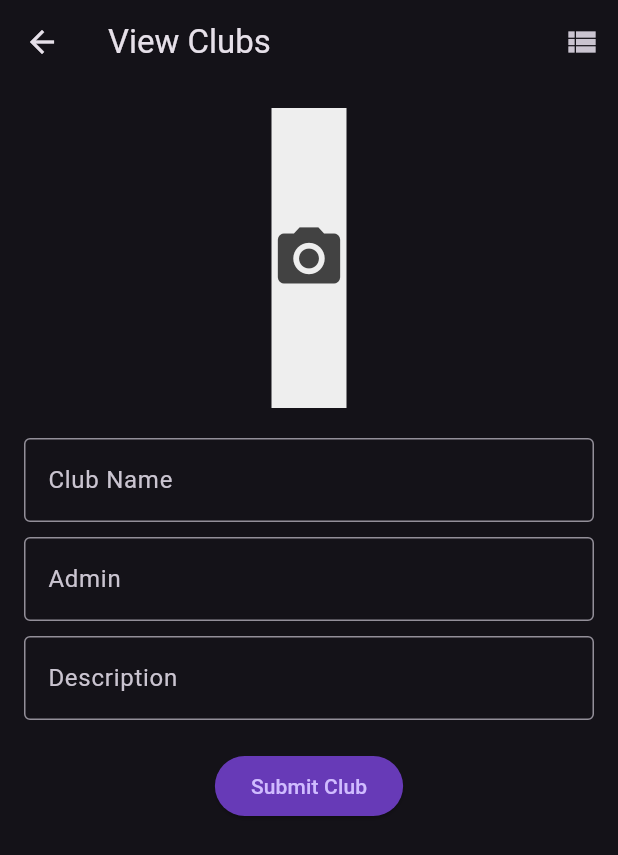
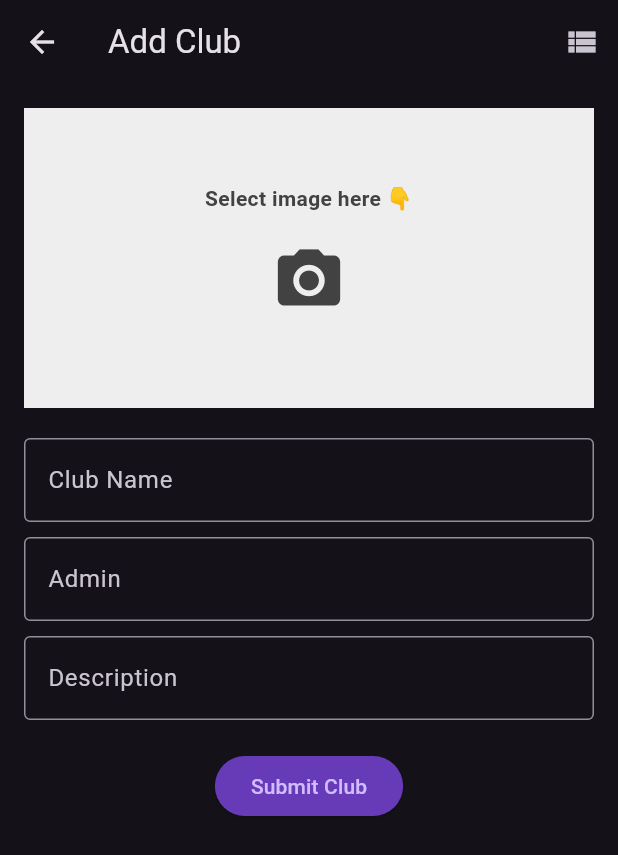
Before and after one commit to hassanmouusahassan/aou_club, a Flutter app: the AdminPage screen opened directly, after a tap on the "add" icon, on a phone screen of 412 x 824 dp. Shown: the top 855 px of the screen. Run offline on Flutter 3.47's test engine with Material 3 defaults, Android fonts, the phone set to English and light mode, and no system bars; our stand-ins replace firebase_auth, firebase_core, firebase_database, image_picker, shared_preferences; accounts and stored records are empty.

Commit message:
home admin page edited

```diff
--- a/lib/screens/home_admin.dart
+++ b/lib/screens/home_admin.dart
@@ -111,7 +111,7 @@ class _AdminPageState extends State<AdminPage> {
   Widget build(BuildContext context) {
     return Scaffold(
       appBar: AppBar(
-        title: Text(_isAddView ? 'Add Club' : 'View Clubs'),
+        title: Text(_isAddView ?'View Clubs' :  'Add Club' ),
         actions: [
           IconButton(
             icon: Icon(_isAddView ? Icons.add :  Icons.view_list),
@@ -139,8 +139,18 @@ class _AdminPageState extends State<AdminPage> {
                   ? Image.file(_selectedImage!, fit: BoxFit.fill, height: 200)
                   : Container(
                 height: 200,
+                width: double.infinity,
                 decoration: BoxDecoration(color: Colors.grey[200]),
-                child: Icon(Icons.camera_alt, color: Colors.grey[800], size: 50),
+                child: Padding(
+                  padding: const EdgeInsets.all(50.0),
+                  child: Column(
+                    children: [
+                      Text("Select image here 👇",style: TextStyle(fontWeight: FontWeight.bold,color: Colors.grey[800]),),
+                      SizedBox(height: 20,),
+                      Icon(Icons.camera_alt, color: Colors.grey[800], size: 50),
+                    ],
+                  ),
+                ),
               ),
             ),
             SizedBox(height: 20),
@@ -276,12 +286,14 @@ class _ClubCardState extends State<ClubCard> {
             ),
             if (_showActions) Positioned(
               right: 0,
+
               child: Row(
                 children: [
                   IconButton(
                     icon: Icon(Icons.edit, color: Colors.blue),
                     onPressed: () => widget.onEdit(widget.club['key']),
                   ),
+                  SizedBox(width: 70,),
                   IconButton(
                     icon: Icon(Icons.delete, color: Colors.red),
                     onPressed: () => widget.onDelete(widget.club['key']),
@@ -305,16 +317,6 @@ class EditClubPage extends StatefulWidget {
   _EditClubPageState createState() => _EditClubPageState();
 }
 
-class EditclubPage extends StatefulWidget {
-
-  final String clubKey;
-  final Map<String, dynamic> clubInfo;
-
-  const EditclubPage({Key? key, required this.clubKey, required this.clubInfo}) : super(key: key);
-
-  @override
-  _EditClubPageState createState() => _EditClubPageState();
-}
 
 class _EditClubPageState extends State<EditClubPage> {
   final _formKey = GlobalKey<FormState>();
@@ -406,6 +408,13 @@ class _EditClubPageState extends State<EditClubPage> {
           key: _formKey,
           child: Column(
             children: [
+              if (_isLoading) // Check if it's loading
+                Container(
+
+                  child: Center(
+                    child: CircularProgressIndicator(), // Show progress indicator
+                  ),
+                ),
               GestureDetector(
                 onTap: _pickImage,
                 child: _newImage != null
@@ -418,6 +427,7 @@ class _EditClubPageState extends State<EditClubPage> {
                   child: Icon(Icons.camera_alt, color: Colors.grey[800], size: 50),
                 )),
               ),
+
               SizedBox(height: 20),
               TextFormField(
                 controller: _nameController,
@@ -437,6 +447,8 @@ class _EditClubPageState extends State<EditClubPage> {
                 validator: (value) => value?.isEmpty ?? true ? 'Please enter a description' : null,
               ),
               SizedBox(height: 20),
+
+
             ],
           ),
         ),
--- a/pubspec.yaml
+++ b/pubspec.yaml
@@ -48,7 +48,6 @@ dependencies:
   image_picker: ^1.0.7
   firebase_storage: ^11.6.7
   http: ^0.13.3
-
 
 dev_dependencies:
   flutter_test:
```
Also changed, not shown: pubspec.lock.
